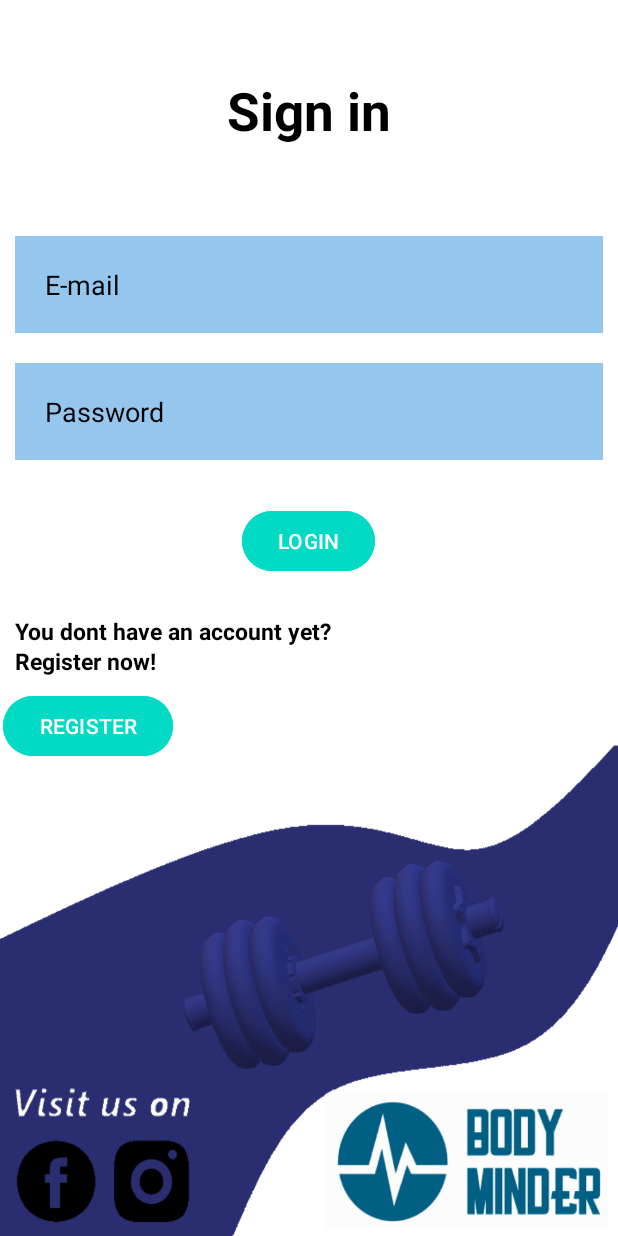
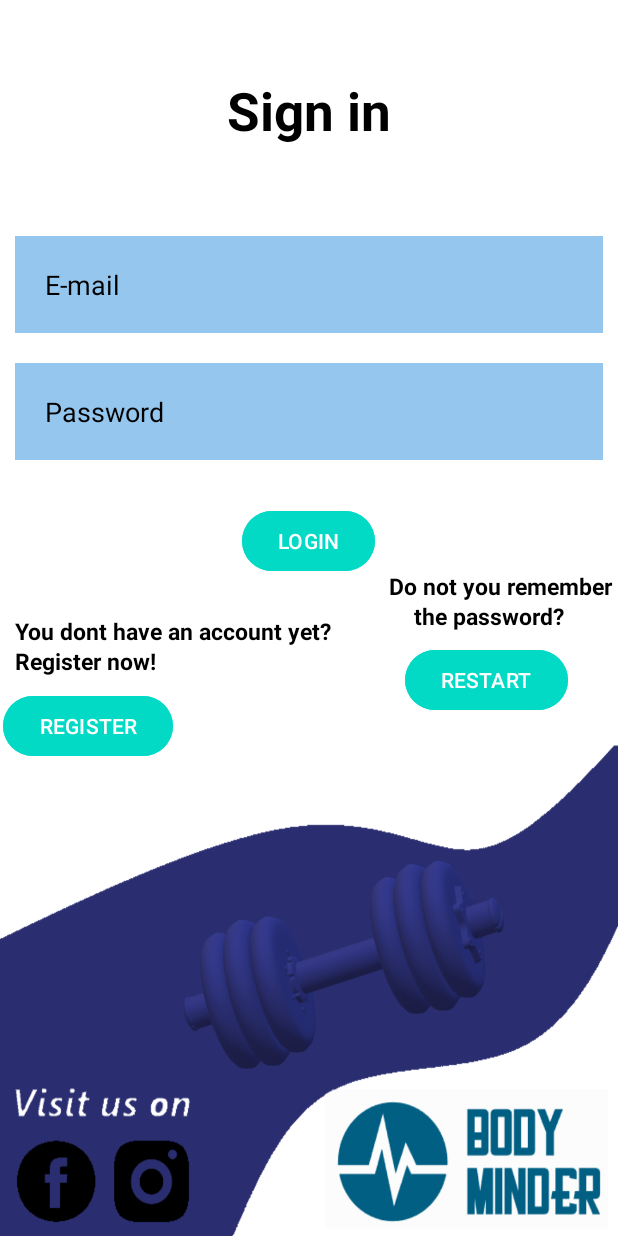
Before and after one commit to michalf1703/BodyMinderApp, an Android app: the screen it shows after launch (MainActivity), on a phone screen of 412 x 824 dp. Run offline under Robolectric (Android 15) with nearby library versions, the light colour scheme and no system bars; our stand-ins replace Firebase (no records; nobody signed in at launch, a user with empty details on screens opened directly).

Commit message:
zanim cos zepsuje

```diff
--- a/zadaniezajecia2/app/src/main/java/com/example/zadanie_zajecia2/MainActivity.java
+++ b/zadaniezajecia2/app/src/main/java/com/example/zadanie_zajecia2/MainActivity.java
@@ -27,6 +27,7 @@ public class MainActivity extends AppCompatActivity {
 
         MaterialButton loginbtn = findViewById(R.id.loginbtn);
         MaterialButton registerbtn = findViewById(R.id.registerbtn);
+        MaterialButton restartbnt = findViewById(R.id.restartbtn);
 
         loginbtn.setOnClickListener(new View.OnClickListener() {
             @Override
@@ -56,5 +57,13 @@ public class MainActivity extends AppCompatActivity {
                 startActivity(explicitIntent);
             }
         });
+
+        restartbnt.setOnClickListener(new View.OnClickListener() {
+            @Override
+            public void onClick(View v) {
+                Intent explicitIntent = new Intent(getApplicationContext(), MainActivity4.class);
+                startActivity(explicitIntent);
+            }
+        });
     }
 }
--- a/zadaniezajecia2/app/src/main/res/layout/activity_main.xml
+++ b/zadaniezajecia2/app/src/main/res/layout/activity_main.xml
@@ -95,6 +95,43 @@
         android:backgroundTint="@color/design_default_color_secondary"
         android:text="REGISTER" />
 
+    <TextView
+
+        android:layout_width="401dp"
+        android:layout_height="159dp"
+        android:layout_marginStart="10dp"
+        android:layout_marginTop="380dp"
+        android:gravity="right"
+        android:text="Do not you remember "
+        android:textColor="@color/black"
+        android:textSize="15dp"
+        android:textStyle="bold"
+        tools:ignore="TextSizeCheck" />
+    <TextView
+        android:id="@+id/text4"
+        android:layout_width="401dp"
+        android:layout_height="159dp"
+        android:layout_marginStart="10dp"
+        android:layout_marginTop="400dp"
+        android:gravity="right"
+        android:text="the password?         "
+        android:textColor="@color/black"
+        android:textSize="15dp"
+        android:textStyle="bold"
+        tools:ignore="TextSizeCheck" />
+
+    <com.google.android.material.button.MaterialButton
+        android:id="@+id/restartbtn"
+        android:layout_width="wrap_content"
+        android:layout_height="wrap_content"
+        android:layout_below="@id/text4"
+        android:layout_marginStart="270dp"
+        android:layout_marginTop="-130dp"
+        android:layout_marginEnd="30dp"
+        android:layout_marginBottom="20dp"
+
+        android:backgroundTint="@color/design_default_color_secondary"
+        android:text="RESTART" />
 
 
 </RelativeLayout>
```
